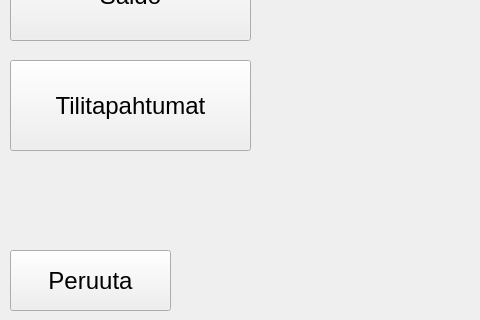
Qt form PankkiProjekti/valikko.ui (tvt20kmo-ohjelmistokehitysprojekti/Group8) before a commit; both pictures show x 0 to 480 and y 280 to 600 of the 600 by 600 pixel window.
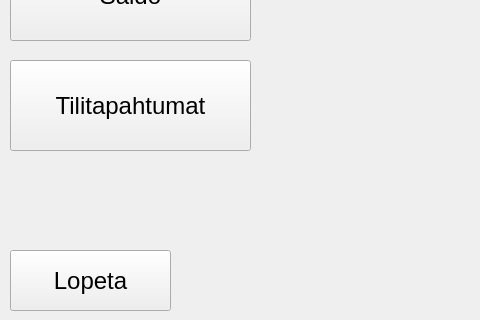
The same form after that commit.

```diff
--- a/PankkiProjekti/valikko.ui
+++ b/PankkiProjekti/valikko.ui
@@ -82,7 +82,7 @@
     </font>
    </property>
    <property name="text">
-    <string>Peruuta</string>
+    <string>Lopeta</string>
    </property>
   </widget>
   <widget class="QLabel" name="labelNaytaSaldo">
```
Left out of the diff: 5 changed lines with no effect on the pictures.
